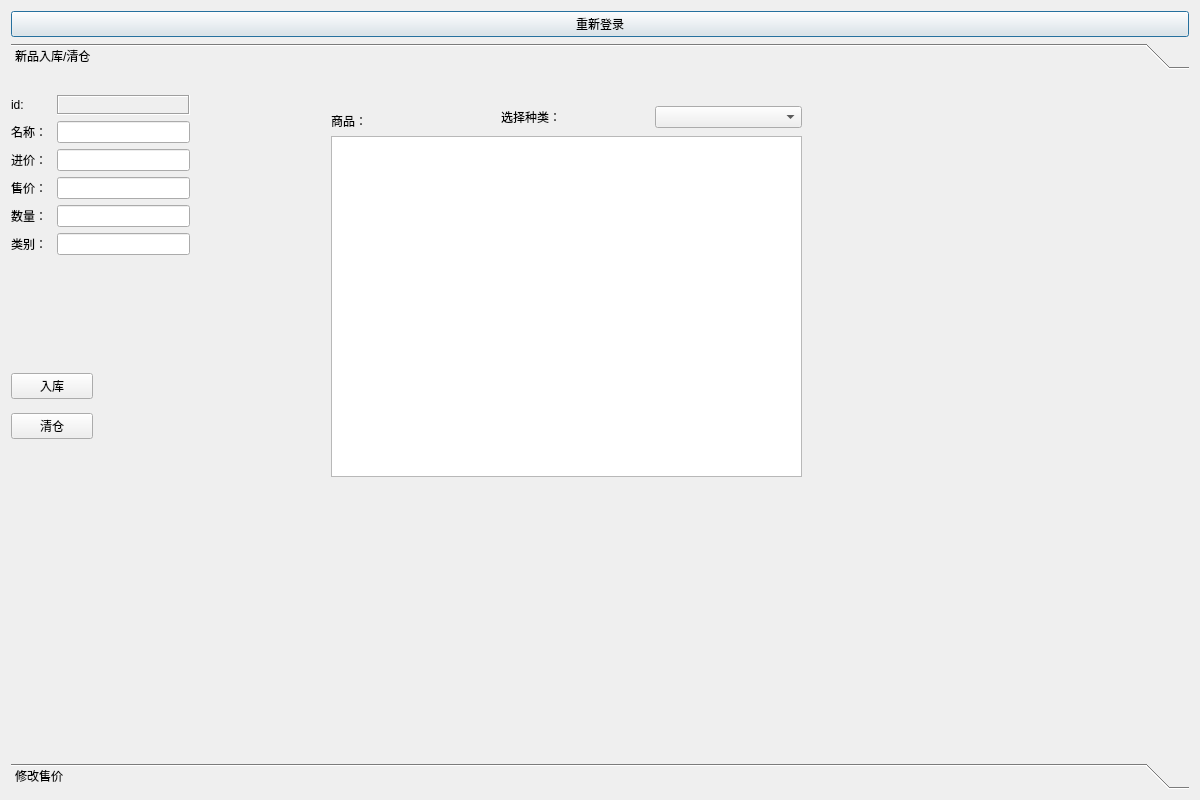
The window that mystaff.ui (XMeleny/DB) describes before a commit, drawn with Qt 5.
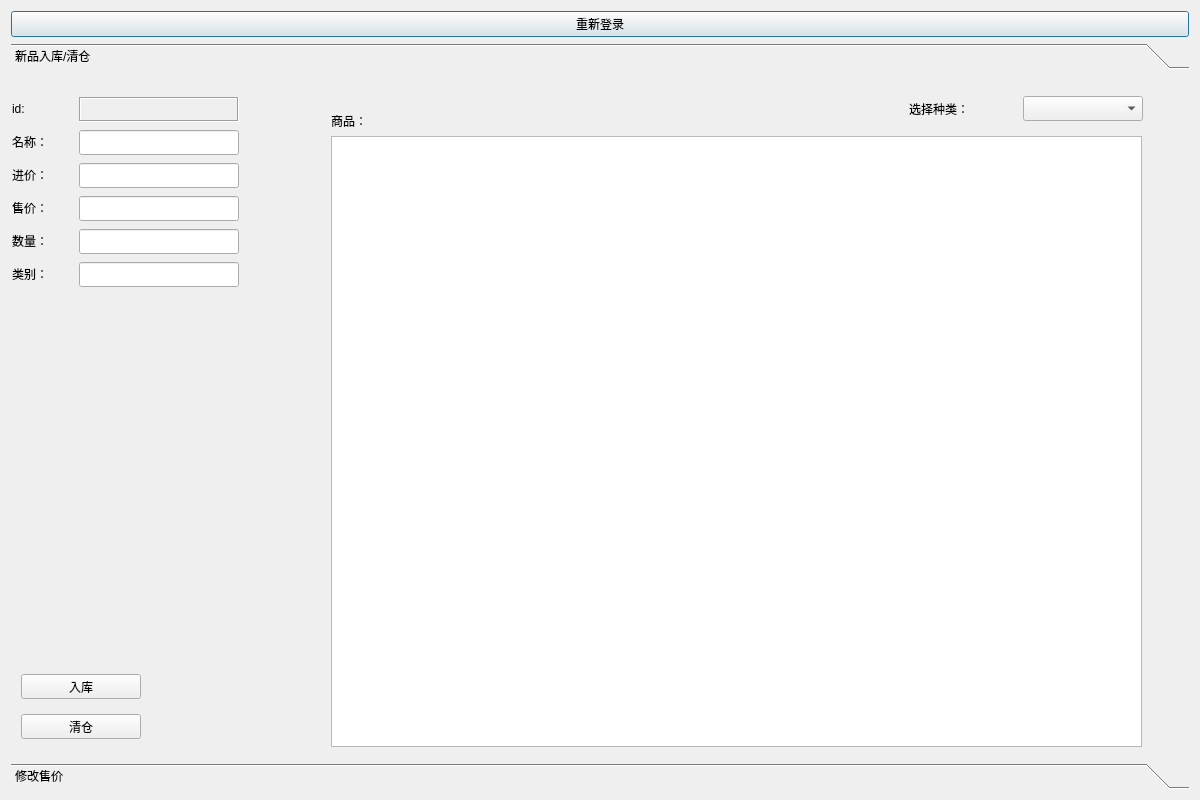
The same window after the commit.

```diff
--- a/mystaff.ui
+++ b/mystaff.ui
@@ -43,8 +43,8 @@
        <rect>
         <x>0</x>
         <y>0</y>
-        <width>1188</width>
-        <height>727</height>
+        <width>1182</width>
+        <height>701</height>
        </rect>
       </property>
       <attribute name="label">
@@ -55,8 +55,8 @@
         <rect>
          <x>320</x>
          <y>61</y>
-         <width>471</width>
-         <height>341</height>
+         <width>811</width>
+         <height>611</height>
         </rect>
        </property>
        <attribute name="verticalHeaderStretchLastSection">
@@ -79,15 +79,27 @@
       <widget class="QWidget" name="layoutWidget">
        <property name="geometry">
         <rect>
-         <x>0</x>
-         <y>290</y>
-         <width>82</width>
+         <x>10</x>
+         <y>590</y>
+         <width>122</width>
          <height>83</height>
         </rect>
        </property>
        <layout class="QVBoxLayout" name="verticalLayout">
         <item>
          <widget class="QPushButton" name="putIn">
+          <property name="minimumSize">
+           <size>
+            <width>120</width>
+            <height>25</height>
+           </size>
+          </property>
+          <property name="maximumSize">
+           <size>
+            <width>120</width>
+            <height>25</height>
+           </size>
+          </property>
           <property name="text">
            <string>入库</string>
           </property>
@@ -95,6 +107,18 @@
         </item>
         <item>
          <widget class="QPushButton" name="putOut">
+          <property name="minimumSize">
+           <size>
+            <width>120</width>
+            <height>25</height>
+           </size>
+          </property>
+          <property name="maximumSize">
+           <size>
+            <width>120</width>
+            <height>25</height>
+           </size>
+          </property>
           <property name="text">
            <string>清仓</string>
           </property>
@@ -107,8 +131,8 @@
         <rect>
          <x>0</x>
          <y>20</y>
-         <width>179</width>
-         <height>160</height>
+         <width>230</width>
+         <height>194</height>
         </rect>
        </property>
        <layout class="QVBoxLayout" name="verticalLayout_2">
@@ -118,14 +142,14 @@
            <widget class="QLabel" name="label_9">
             <property name="minimumSize">
              <size>
-              <width>40</width>
-              <height>0</height>
+              <width>60</width>
+              <height>20</height>
              </size>
             </property>
             <property name="maximumSize">
              <size>
-              <width>40</width>
-              <height>16777215</height>
+              <width>60</width>
+              <height>20</height>
              </size>
             </property>
             <property name="text">
@@ -135,6 +159,18 @@
           </item>
           <item>
            <widget class="QLabel" name="id">
+            <property name="minimumSize">
+             <size>
+              <width>160</width>
+              <height>25</height>
+             </size>
+            </property>
+            <property name="maximumSize">
+             <size>
+              <width>160</width>
+              <height>25</height>
+             </size>
+            </property>
             <property name="frameShape">
              <enum>QFrame::Box</enum>
             </property>
@@ -154,14 +190,14 @@
            <widget class="QLabel" name="label_2">
             <property name="minimumSize">
              <size>
-              <width>40</width>
-              <height>0</height>
+              <width>60</width>
+              <height>20</height>
              </size>
             </property>
             <property name="maximumSize">
              <size>
-              <width>40</width>
-              <height>16777215</height>
+              <width>60</width>
+              <height>20</height>
              </size>
             </property>
             <property name="text">
@@ -170,7 +206,20 @@
            </widget>
           </item>
           <item>
-           <widget class="QLineEdit" name="name"/>
+           <widget class="QLineEdit" name="name">
+            <property name="minimumSize">
+             <size>
+              <width>160</width>
+              <height>25</height>
+             </size>
+            </property>
+            <property name="maximumSize">
+             <size>
+              <width>160</width>
+              <height>25</height>
+             </size>
+            </property>
+           </widget>
           </item>
          </layout>
         </item>
@@ -180,8 +229,14 @@
            <widget class="QLabel" name="label_3">
             <property name="minimumSize">
              <size>
-              <width>40</width>
-              <height>0</height>
+              <width>60</width>
+              <height>20</height>
+             </size>
+            </property>
+            <property name="maximumSize">
+             <size>
+              <width>60</width>
+              <height>20</height>
              </size>
             </property>
             <property name="text">
@@ -190,7 +245,20 @@
            </widget>
           </item>
           <item>
-           <widget class="QLineEdit" name="cost"/>
+           <widget class="QLineEdit" name="cost">
+            <property name="minimumSize">
+             <size>
+              <width>160</width>
+              <height>25</height>
+             </size>
+            </property>
+            <property name="maximumSize">
+             <size>
+              <width>160</width>
+              <height>25</height>
+             </size>
+            </property>
+           </widget>
           </item>
          </layout>
         </item>
@@ -200,8 +268,14 @@
            <widget class="QLabel" name="label_4">
             <property name="minimumSize">
              <size>
-              <width>40</width>
-              <height>0</height>
+              <width>60</width>
+              <height>20</height>
+             </size>
+            </property>
+            <property name="maximumSize">
+             <size>
+              <width>60</width>
+              <height>20</height>
              </size>
             </property>
             <property name="text">
@@ -210,7 +284,20 @@
            </widget>
           </item>
           <item>
-           <widget class="QLineEdit" name="price"/>
+           <widget class="QLineEdit" name="price">
+            <property name="minimumSize">
+             <size>
+              <width>160</width>
+              <height>25</height>
+             </size>
+            </property>
+            <property name="maximumSize">
+             <size>
+              <width>160</width>
+              <height>25</height>
+             </size>
+            </property>
+           </widget>
           </item>
          </layout>
         </item>
@@ -220,8 +307,14 @@
            <widget class="QLabel" name="label_5">
             <property name="minimumSize">
              <size>
-              <width>40</width>
-              <height>0</height>
+              <width>60</width>
+              <height>20</height>
+             </size>
+            </property>
+            <property name="maximumSize">
+             <size>
+              <width>60</width>
+              <height>20</height>
              </size>
             </property>
             <property name="text">
@@ -230,7 +323,20 @@
            </widget>
           </item>
           <item>
-           <widget class="QLineEdit" name="amount"/>
+           <widget class="QLineEdit" name="amount">
+            <property name="minimumSize">
+             <size>
+              <width>160</width>
+              <height>25</height>
+             </size>
+            </property>
+            <property name="maximumSize">
+             <size>
+              <width>160</width>
+              <height>25</height>
+             </size>
+            </property>
+           </widget>
           </item>
          </layout>
         </item>
@@ -240,8 +346,14 @@
            <widget class="QLabel" name="label">
             <property name="minimumSize">
              <size>
-              <width>40</width>
-              <height>0</height>
+              <width>60</width>
+              <height>20</height>
+             </size>
+            </property>
+            <property name="maximumSize">
+             <size>
+              <width>60</width>
+              <height>20</height>
              </size>
             </property>
             <property name="text">
@@ -250,7 +362,20 @@
            </widget>
           </item>
           <item>
-           <widget class="QLineEdit" name="lineEdit_2"/>
+           <widget class="QLineEdit" name="lineEdit_2">
+            <property name="minimumSize">
+             <size>
+              <width>160</width>
+              <height>25</height>
+             </size>
+            </property>
+            <property name="maximumSize">
+             <size>
+              <width>160</width>
+              <height>25</height>
+             </size>
+            </property>
+           </widget>
           </item>
          </layout>
         </item>
@@ -259,15 +384,27 @@
       <widget class="QWidget" name="layoutWidget">
        <property name="geometry">
         <rect>
-         <x>490</x>
-         <y>30</y>
-         <width>301</width>
-         <height>24</height>
+         <x>890</x>
+         <y>20</y>
+         <width>251</width>
+         <height>27</height>
         </rect>
        </property>
        <layout class="QHBoxLayout" name="horizontalLayout_6">
         <item>
          <widget class="QLabel" name="label_6">
+          <property name="minimumSize">
+           <size>
+            <width>100</width>
+            <height>25</height>
+           </size>
+          </property>
+          <property name="maximumSize">
+           <size>
+            <width>100</width>
+            <height>25</height>
+           </size>
+          </property>
           <property name="text">
            <string>选择种类：</string>
           </property>
@@ -277,8 +414,14 @@
          <widget class="QComboBox" name="comboBox">
           <property name="minimumSize">
            <size>
-            <width>100</width>
-            <height>0</height>
+            <width>120</width>
+            <height>25</height>
+           </size>
+          </property>
+          <property name="maximumSize">
+           <size>
+            <width>120</width>
+            <height>25</height>
            </size>
           </property>
          </widget>
```
Left out of the diff: 22 changed lines with no effect on the pictures.
